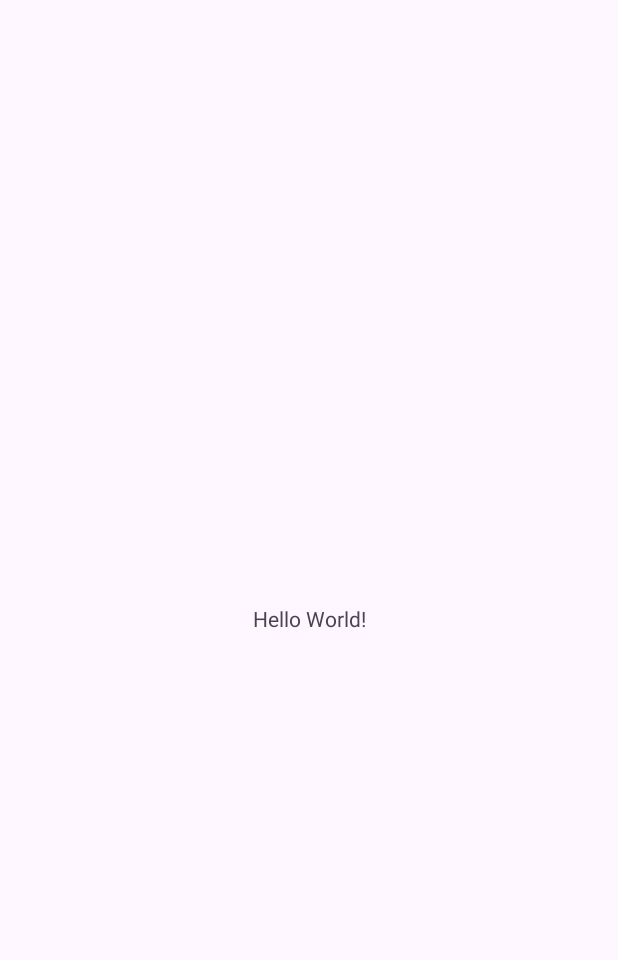
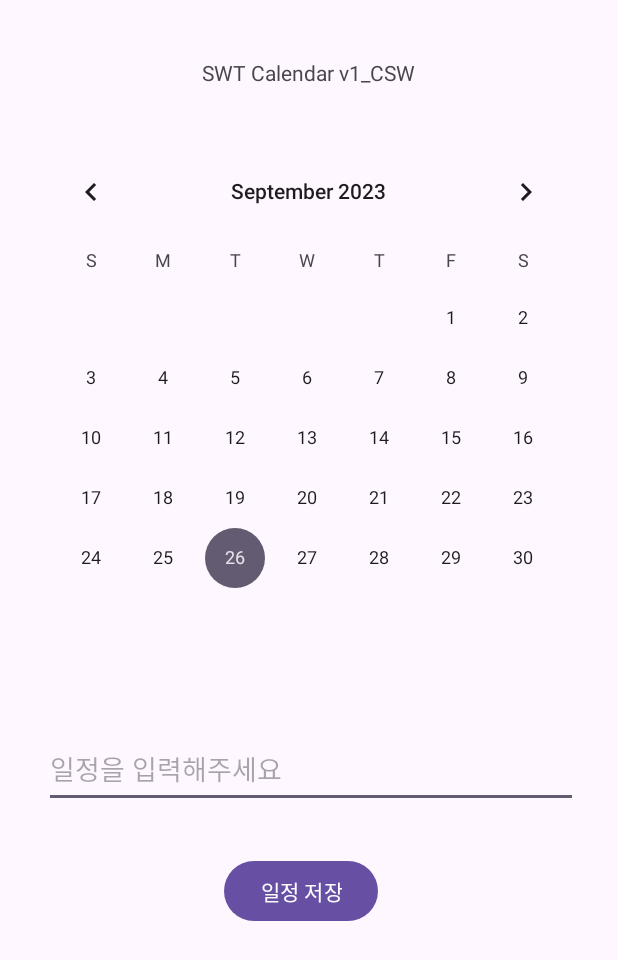
Before and after one commit to ji0ne/AndroidPractice, an Android app: the screen it shows after launch (MainActivity), on a phone screen of 412 x 824 dp. Before the commit the part shown is almost empty. Shown: the top 960 px of the screen. Run offline under Robolectric (Android 15) with nearby library versions, the phone set to English and light mode, and no system bars.

Commit message:
캘린더 위젯 추가 및 일정 선택/미선택에 따라 입력창과 버튼 보이는 것 여부 조정

```diff
--- a/CSW_Practice/SWT_Calendar_Practice/app/src/main/java/com/example/swt_calendar_practice/MainActivity.java
+++ b/CSW_Practice/SWT_Calendar_Practice/app/src/main/java/com/example/swt_calendar_practice/MainActivity.java
@@ -1,14 +1,76 @@
+/*
+* 참고 사이트
+* https://stickode.tistory.com/140
+* https://cpcp127.tistory.com/21
+*/
+
 package com.example.swt_calendar_practice;
 
+import androidx.annotation.NonNull; // 매개변수, 필드, 메서드 반환값 등에 null이 아님을 표시하기 위해 사용되는 것
 import androidx.appcompat.app.AppCompatActivity;
 
 import android.os.Bundle;
 
+// activity_main.xml에서 추가한 디자인 부분
+import android.view.View;
+import android.widget.CalendarView;
+import android.widget.EditText;
+import android.widget.Button;
+import android.widget.TextView;
+
+// 저장을 위한 FileInput, Ouput
+import java.io.FileInputStream;
+import java.io.FileOutputStream;
+
 public class MainActivity extends AppCompatActivity {
+    // activity_main.xml에서 추가한 디자인들을 public 선언 후 각 디자인들의 변수를 선언
+    public String readSchedule = null;
+    public String str = null; // editText에 들어갈 문자열을 null로 선언
+    public CalendarView calendarView;
+    public Button save_Btn;
+    public TextView titletextView, scheduleTextView;
+    public EditText editText;
 
+    // 초기 설정부
     @Override
     protected void onCreate(Bundle savedInstanceState) {
         super.onCreate(savedInstanceState);
         setContentView(R.layout.activity_main);
+
+        // activity_main.xml에서 추가한 디자인들을 변수에 각 디자인들의 id를 선언
+        titletextView = findViewById(R.id.titletextView);
+        calendarView = findViewById(R.id.calendarView);
+        editText = findViewById(R.id.editText);
+        save_Btn = findViewById(R.id.saveBtn);
+        scheduleTextView = findViewById(R.id.scheduletextView);
+
+        // https://5stralia.tistory.com/14
+        calendarView.setOnDateChangeListener(new CalendarView.OnDateChangeListener() { // 날짜 선택 listener
+            @Override
+            public void onSelectedDayChange(@NonNull CalendarView calendarView, int year, int month, int dayOfMonth) {
+                // 속성을 보이게 할지 안보이게 할지 정하는 부분, VISIBLE, INVISIBLE
+                titletextView.setVisibility(View.VISIBLE);
+                save_Btn.setVisibility(View.VISIBLE);
+                editText.setVisibility(View.VISIBLE);
+
+                // diaryTextView.setText(String.format("%d / %d / %d", year, month, dayOfMonth));
+                // 위의 코드는 text로 달력의 날짜를 보이게 할때 사용하면 됨 ㅇㅇ
+                editText.setText(""); // text 지정인데 우리는 받아올 것 이므로 비워둔다.
+            }
+        });
+        // 저장 버튼 onClick 이벤트
+        save_Btn.setOnClickListener(new View.OnClickListener(){
+           @Override
+           public void onClick(View view){
+               // onClick 이벤트에 따른 각 속성별 기능
+               // 저장 버튼을 누르면 Day Select 전까지 저장 버튼과 editText가 안 보이게 함
+               str = editText.getText().toString();
+               save_Btn.setVisibility(View.INVISIBLE); // 저장 버튼 안 보이기
+               editText.setVisibility(View.INVISIBLE); // 일정 입력창 안 보이기
+           }
+        });
+    }
+    public void checkDay(int cYear, int cMonth, int cDay){
+
     }
 }
--- a/CSW_Practice/SWT_Calendar_Practice/app/src/main/res/layout/activity_main.xml
+++ b/CSW_Practice/SWT_Calendar_Practice/app/src/main/res/layout/activity_main.xml
@@ -6,13 +6,77 @@
     android:layout_height="match_parent"
     tools:context=".MainActivity">
 
+    <!--캘린더 타이틀-->
+    <!--캘린더-->
+
     <TextView
+        android:id="@+id/titletextView"
         android:layout_width="wrap_content"
         android:layout_height="wrap_content"
-        android:text="Hello World!"
-        app:layout_constraintBottom_toBottomOf="parent"
+        android:layout_marginTop="16dp"
+        android:layout_marginBottom="14dp"
+        android:text="SWT Calendar v1_CSW"
+        app:layout_constraintBottom_toTopOf="@+id/calendarView"
         app:layout_constraintEnd_toEndOf="parent"
         app:layout_constraintStart_toStartOf="parent"
         app:layout_constraintTop_toTopOf="parent" />
 
+    <CalendarView
+        android:id="@+id/calendarView"
+        android:layout_width="378dp"
+        android:layout_height="363dp"
+        android:layout_marginBottom="344dp"
+        app:layout_constraintBottom_toBottomOf="parent"
+        app:layout_constraintEnd_toEndOf="parent"
+        app:layout_constraintHorizontal_bias="0.491"
+        app:layout_constraintStart_toStartOf="parent"
+        app:layout_constraintTop_toBottomOf="@+id/titletextView"
+        app:layout_constraintVertical_bias="1.0" />
+
+    <EditText
+        android:id="@+id/editText"
+        android:layout_width="356dp"
+        android:layout_height="52dp"
+        android:layout_marginStart="29dp"
+        android:layout_marginTop="29dp"
+        android:layout_marginEnd="29dp"
+        android:layout_marginBottom="269dp"
+        android:hint="일정을 입력해주세요"
+        app:layout_constraintBottom_toBottomOf="parent"
+        app:layout_constraintEnd_toEndOf="parent"
+        app:layout_constraintHorizontal_bias="0.0"
+        app:layout_constraintStart_toStartOf="parent"
+        app:layout_constraintTop_toBottomOf="@+id/calendarView"
+        app:layout_constraintVertical_bias="0.0" />
+
+    <Button
+        android:id="@+id/saveBtn"
+        android:layout_width="wrap_content"
+        android:layout_height="wrap_content"
+        android:layout_marginStart="160dp"
+        android:layout_marginTop="31dp"
+        android:layout_marginEnd="160dp"
+        android:layout_marginBottom="171dp"
+        android:text="일정 저장"
+        app:layout_constraintBottom_toBottomOf="parent"
+        app:layout_constraintEnd_toEndOf="parent"
+        app:layout_constraintHorizontal_bias="1.0"
+        app:layout_constraintStart_toStartOf="parent"
+        app:layout_constraintTop_toBottomOf="@+id/editText"
+        app:layout_constraintVertical_bias="0.0" />
+
+    <TextView
+        android:id="@+id/scheduletextView"
+        android:layout_width="wrap_content"
+        android:layout_height="wrap_content"
+        android:layout_marginStart="171dp"
+        android:layout_marginEnd="182dp"
+        android:text=" "
+        app:layout_constraintBottom_toBottomOf="parent"
+        app:layout_constraintEnd_toEndOf="parent"
+        app:layout_constraintHorizontal_bias="1.0"
+        app:layout_constraintStart_toStartOf="parent"
+        app:layout_constraintTop_toBottomOf="@+id/calendarView"
+        app:layout_constraintVertical_bias="0.147" />
+
 </androidx.constraintlayout.widget.ConstraintLayout>
```
